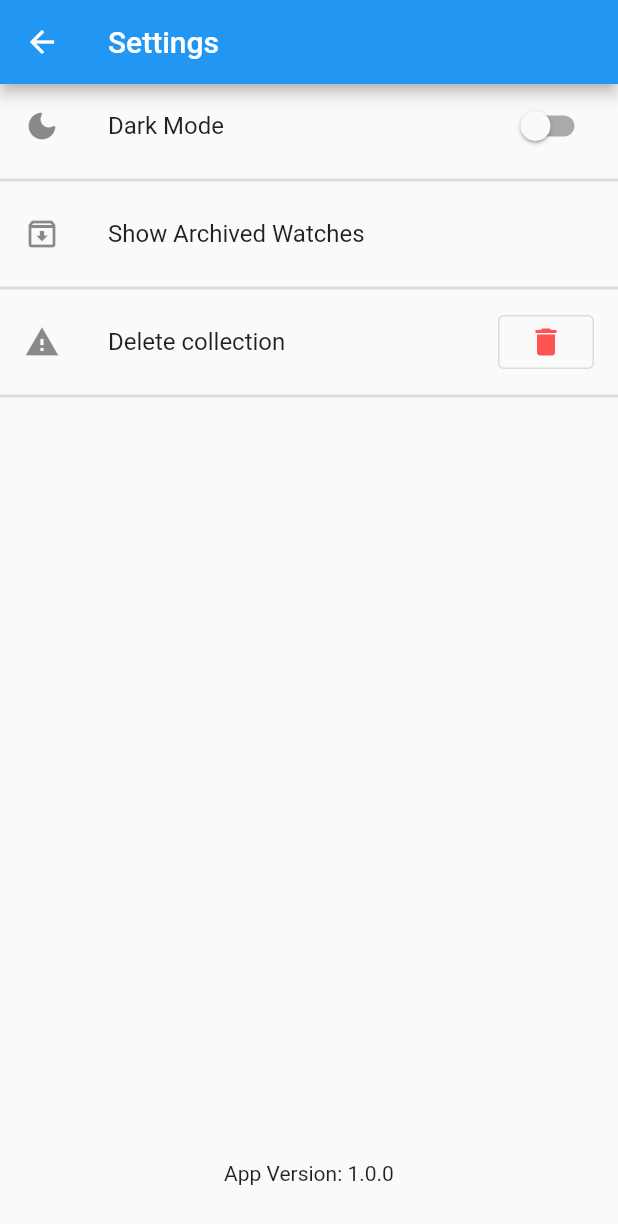
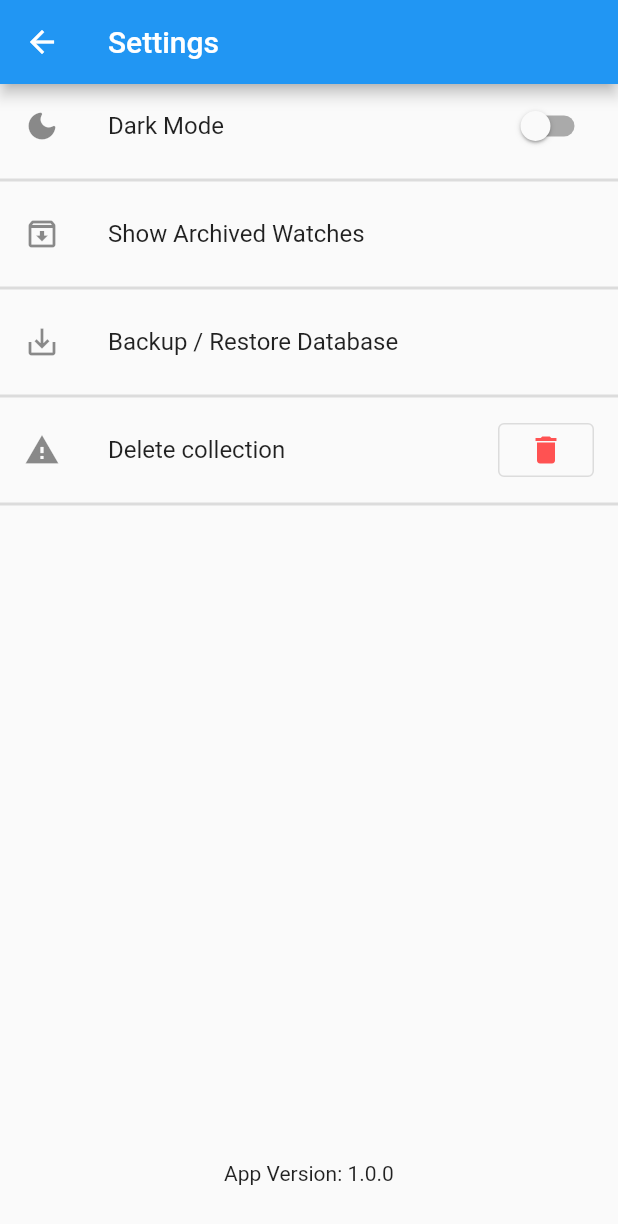
Before and after one commit to Stif-UK/WristCheck, a Flutter app: the SettingsPage screen opened directly, on a phone screen of 412 x 824 dp. Shown: the top 1224 px of the screen. Run offline on Flutter 3.47's test engine with Material 2 defaults, Android fonts, the phone set to English and light mode, and no system bars; our stand-ins replace flutter_markdown, get, hive, hive_flutter, image_cropper, image_picker and 4 more; accounts and stored records are empty.

Commit message:
Setup settings link and new page to begin backup journey

```diff
--- a/lib/ui/SettingsPage.dart
+++ b/lib/ui/SettingsPage.dart
@@ -7,6 +7,7 @@ import 'package:wristcheck/model/wristcheck_preferences.dart';
 import 'package:wristcheck/ui/archived.dart';
 import 'package:wristcheck/copy/snackbars.dart';
 import 'package:package_info_plus/package_info_plus.dart';
+import 'package:wristcheck/ui/backup_restore.dart';
 
 
 
@@ -76,6 +77,14 @@ class _SettingsPageState extends State<SettingsPage> {
                 ),
                 const Divider(thickness: 2,),
                 ListTile(
+                    title: const Text("Backup / Restore Database"),
+                    leading: const Icon(Icons.save_alt),
+                    onTap: (){
+                      Get.to(()=> BackupRestore());
+                    }
+                ),
+                const Divider(thickness: 2,),
+                ListTile(
                   title:const Text("Delete collection"),
                   leading: const Icon(Icons.warning),
                   trailing: OutlinedButton(
```
Also changed, not shown: lib/ui/backup_restore.dart (added, +14 -0 lines).
